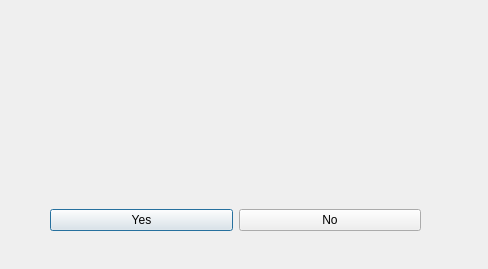
Old version of the form EuropeanVacation/afooddialog.ui in the repository brivero0/TeamMagmar.
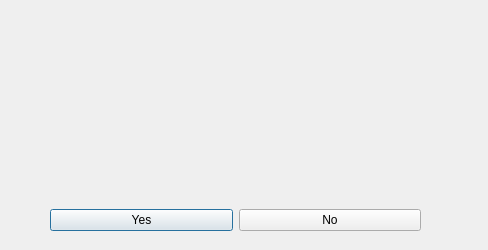
New version of the form.

The edit to the form file:
```diff
--- a/EuropeanVacation/afooddialog.ui
+++ b/EuropeanVacation/afooddialog.ui
@@ -7,7 +7,7 @@
     <x>0</x>
     <y>0</y>
     <width>488</width>
-    <height>269</height>
+    <height>250</height>
    </rect>
   </property>
   <property name="contextMenuPolicy">
@@ -19,13 +19,13 @@
   <property name="windowTitle">
    <string>Delete Food Item</string>
   </property>
-  <widget class="QWidget" name="">
+  <widget class="QWidget" name="layoutWidget">
    <property name="geometry">
     <rect>
      <x>50</x>
-     <y>30</y>
+     <y>20</y>
      <width>371</width>
-     <height>201</height>
+     <height>211</height>
     </rect>
    </property>
    <layout class="QVBoxLayout" name="verticalLayout">
```
